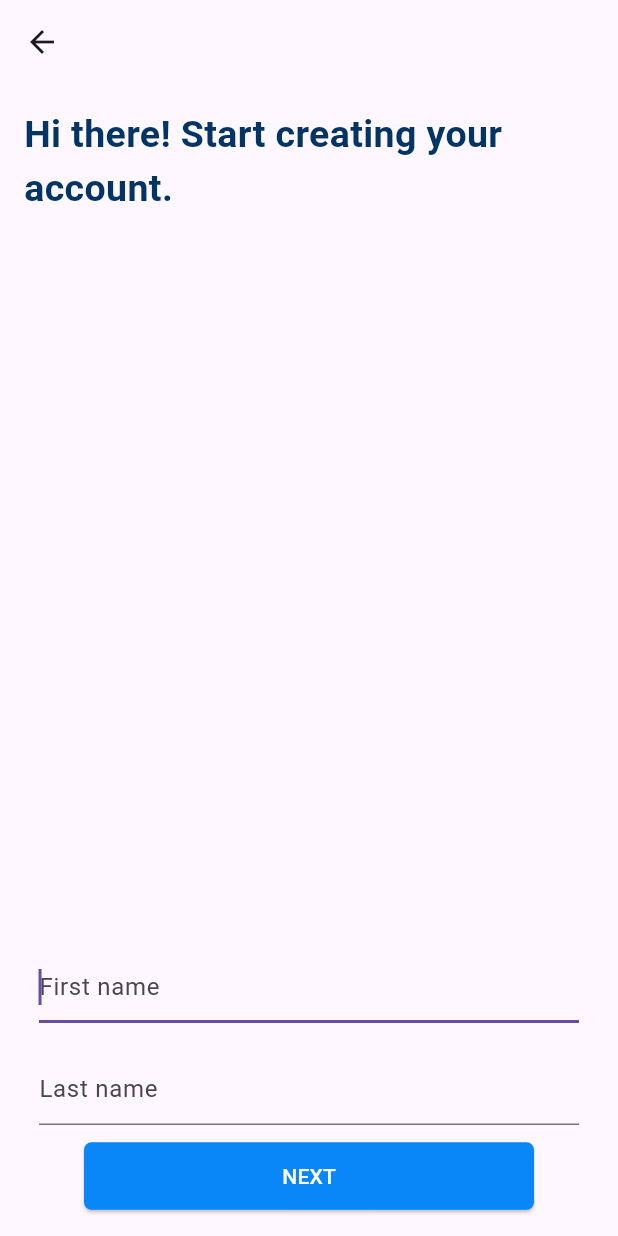
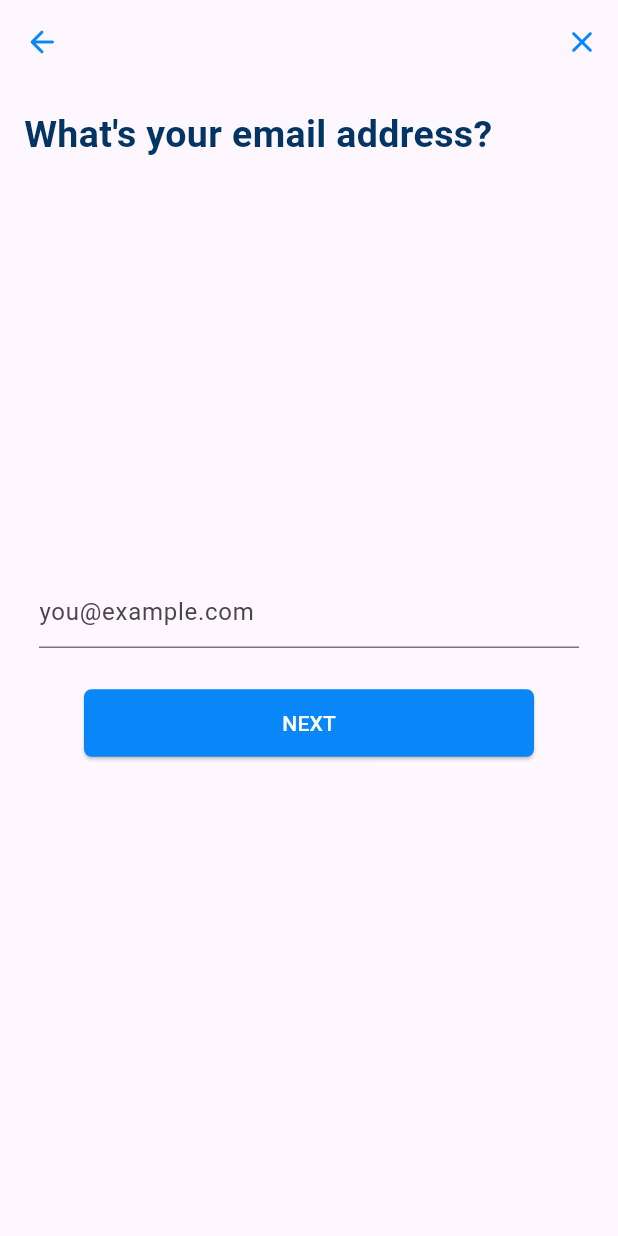
Before and after one commit to repsajanboy/real-state-property-app, a Flutter app: the SignupScreen screen opened by its route, after a tap on "NEXT", on a phone screen of 412 x 824 dp. Run offline on Flutter 3.47's test engine with Material 3 defaults, Android fonts, the phone set to English and light mode, and no system bars; our stand-ins replace introduction_screen.

Commit message:
Login and signup navigation

```diff
--- a/lib/presentation/login/view/widgets/login_input_fields_widget.dart
+++ b/lib/presentation/login/view/widgets/login_input_fields_widget.dart
@@ -18,7 +18,7 @@ Widget buildLoginInputTextFields() {
       Container(
         margin: EdgeInsets.symmetric(vertical: 10.0),
         child: TextFormField(
-          obscureText: false,
+          obscureText: true,
           decoration: InputDecoration(
             labelText: "Password",
             labelStyle: TextStyle(fontSize: 16.0),
--- a/lib/presentation/signup/view/signup_screen.dart
+++ b/lib/presentation/signup/view/signup_screen.dart
@@ -1,17 +1,50 @@
 import 'package:flutter/material.dart';
+import 'package:real_state_property/routing/app_router_names.dart';
 
 class SignupScreen extends StatelessWidget {
-  const SignupScreen({super.key});
+  SignupScreen({super.key});
+
+  final PageController _controller =
+      PageController(initialPage: 0, keepPage: true);
 
   @override
   Widget build(BuildContext context) {
     return Scaffold(
-      appBar: AppBar(),
+      appBar: AppBar(
+        leading: IconButton(
+          onPressed: () {
+            if (_controller.page == 0) {
+              Navigator.of(context).pop();
+            } else {
+              _controller.previousPage(
+                duration: Duration(milliseconds: 200),
+                curve: Curves.easeIn,
+              );
+            }
+          },
+          icon: Icon(
+            Icons.arrow_back_rounded,
+            color: Color.fromARGB(255, 9, 135, 248),
+          ),
+        ),
+        actions: [
+          IconButton(
+            onPressed: () {
+              Navigator.of(context).pop();
+            },
+            icon: Icon(
+              Icons.close_rounded,
+              color: Color.fromARGB(255, 9, 135, 248),
+            ),
+          )
+        ],
+      ),
       body: PageView(
+        controller: _controller,
         children: [
           _firstAndLastNamePage(),
           _emailInputPage(),
-          _passwordInputPage(),
+          _passwordInputPage(context),
         ],
       ),
     );
@@ -36,12 +69,13 @@ class SignupScreen extends StatelessWidget {
             ],
           ),
           Column(
-            mainAxisAlignment: MainAxisAlignment.end,
+            mainAxisAlignment: MainAxisAlignment.center,
             children: [
               Container(
                 margin: EdgeInsets.all(10.0),
                 child: TextFormField(
                   autofocus: true,
+                  textInputAction: TextInputAction.next,
                   decoration: InputDecoration(
                     hintText: "First name",
                     hintMaxLines: 1,
@@ -51,14 +85,21 @@ class SignupScreen extends StatelessWidget {
               Container(
                 margin: EdgeInsets.all(10.0),
                 child: TextFormField(
+                  textInputAction: TextInputAction.next,
                   decoration: InputDecoration(
                     hintText: "Last name",
                     hintMaxLines: 1,
                   ),
                 ),
               ),
+              SizedBox(height: 16.0),
               ElevatedButton(
-                onPressed: () {},
+                onPressed: () {
+                  _controller.nextPage(
+                    duration: Duration(milliseconds: 200),
+                    curve: Curves.easeIn,
+                  );
+                },
                 style: ElevatedButton.styleFrom(
                     minimumSize: Size(300, 45),
                     shape: const RoundedRectangleBorder(
@@ -89,7 +130,7 @@ class SignupScreen extends StatelessWidget {
             ),
           ),
           Column(
-            mainAxisAlignment: MainAxisAlignment.end,
+            mainAxisAlignment: MainAxisAlignment.center,
             children: [
               Container(
                 margin: EdgeInsets.all(10),
@@ -101,8 +142,14 @@ class SignupScreen extends StatelessWidget {
                   ),
                 ),
               ),
+              SizedBox(height: 16.0),
               ElevatedButton(
-                onPressed: () {},
+                onPressed: () {
+                  _controller.nextPage(
+                    duration: Duration(milliseconds: 200),
+                    curve: Curves.easeIn,
+                  );
+                },
                 style: ElevatedButton.styleFrom(
                   minimumSize: Size(300, 45),
                   shape: const RoundedRectangleBorder(
@@ -122,7 +169,7 @@ class SignupScreen extends StatelessWidget {
     );
   }
 
-  Widget _passwordInputPage() {
+  Widget _passwordInputPage(BuildContext context) {
     return Container(
       margin: EdgeInsets.all(16),
       child: Stack(
@@ -136,18 +183,23 @@ class SignupScreen extends StatelessWidget {
             ),
           ),
           Column(
-            mainAxisAlignment: MainAxisAlignment.end,
+            mainAxisAlignment: MainAxisAlignment.center,
             children: [
               Container(
                 margin: EdgeInsets.all(10),
                 child: TextFormField(
                   autofocus: true,
                   decoration: InputDecoration(
-                      hintText: "Your password", hintMaxLines: 1),
+                    hintText: "Your password",
+                    hintMaxLines: 1,
+                  ),
                 ),
               ),
+              SizedBox(height: 16.0),
               ElevatedButton(
-                onPressed: () {},
+                onPressed: () {
+                  Navigator.pushNamed(context, RouteNames.menu);
+                },
                 style: ElevatedButton.styleFrom(
                   minimumSize: Size(300, 45),
                   shape: const RoundedRectangleBorder(
--- a/lib/routing/app_router.dart
+++ b/lib/routing/app_router.dart
@@ -24,7 +24,7 @@ class AppRouter {
         );
       case RouteNames.signup:
         return MaterialPageRoute(
-          builder: (_) => const SignupScreen(),
+          builder: (_) => SignupScreen(),
         );
       case RouteNames.menu:
         return MaterialPageRoute(
```
Also changed, not shown: lib/presentation/login/view/login_screen_with_emai_screen.dart (+20 -3 lines), lib/presentation/login/view/widgets/login_button_widget.dart (+5 -2 lines).
